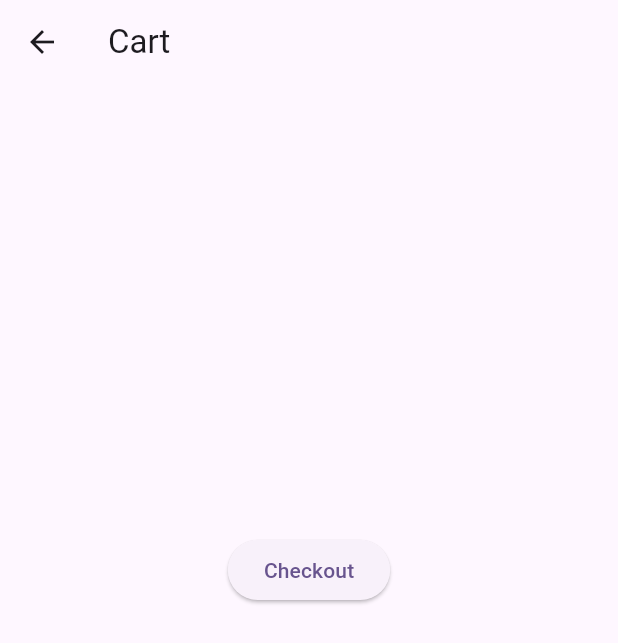
After one commit to byMann/myMarket, a Flutter app: the ViewCart screen opened by its route, after a tap on "Checkout", on a phone screen of 412 x 824 dp. The commit adds this screen. Shown: the top 643 px of the screen. Run offline on Flutter 3.47's test engine with Material 3 defaults, Android fonts, the phone set to English and light mode, and no system bars; our stand-ins replace image_picker, shared_preferences, sqflite; accounts and stored records are empty; network calls fail.

Commit message:
cart & checkout DONE
minus page pembelian

```diff
--- /dev/null
+++ b/my_market_app/lib/helper/user_helper.dart
@@ -0,0 +1,6 @@
+import 'package:shared_preferences/shared_preferences.dart';
+
+Future<String> checkUser() async {
+  final prefs = await SharedPreferences.getInstance();
+  return prefs.getString("user_id") ?? "";
+}
--- a/my_market_app/lib/main.dart
+++ b/my_market_app/lib/main.dart
@@ -1,5 +1,6 @@
 import 'package:flutter/material.dart';
 import 'package:my_market_app/screen/pembeli/akuncust.dart';
+import 'package:my_market_app/screen/pembeli/viewcart.dart';
 import 'package:shared_preferences/shared_preferences.dart';
 
 // Auth
@@ -8,7 +9,6 @@ import 'package:my_market_app/screen/register.dart';
 
 // Pembeli
 import 'package:my_market_app/screen/pembeli/homecustomer.dart';
-import 'package:my_market_app/screen/pembeli/detailproduk.dart';
 import 'package:my_market_app/screen/pembeli/pembelian.dart';
 import 'package:my_market_app/screen/pembeli/chatpembeli.dart';
 
@@ -63,6 +63,7 @@ class MyApp extends StatelessWidget {
         'akunpembeli': (context) => const AkunCust(),
         'pembelian': (context) => const Pembelian(),
         'chatpembeli': (context) => const ChatPembeli(),
+        'cart': (context) => const ViewCart(),
 
         // Penjual
         'homepenjual': (context) => const HomePenjual(),
--- a/my_market_app/lib/screen/pembeli/detailproduk.dart
+++ b/my_market_app/lib/screen/pembeli/detailproduk.dart
@@ -2,7 +2,6 @@ import 'dart:convert';
 import 'package:flutter/material.dart';
 import 'package:http/http.dart' as http;
 import 'package:my_market_app/class/produk.dart';
-import 'package:my_market_app/screen/penjual/editproduk.dart';
 import 'package:intl/intl.dart';
 
 class DetailProduk extends StatefulWidget {
--- /dev/null
+++ b/my_market_app/lib/screen/pembeli/viewcart.dart
@@ -0,0 +1,146 @@
+import 'dart:convert';
+
+import 'package:flutter/material.dart';
+import 'package:http/http.dart' as http;
+import 'package:my_market_app/helper/cart.dart';
+import 'package:my_market_app/helper/user_helper.dart';
+import 'package:intl/intl.dart';
+
+
+class ViewCart extends StatefulWidget {
+  const ViewCart({super.key});
+
+  @override
+  State<ViewCart> createState() => _ViewCartState();
+}
+
+class _ViewCartState extends State<ViewCart> {
+  final dbHelper = DatabaseHelper.instance;
+  List? _rsCart;
+
+  final currencyFormat = NumberFormat.currency(locale: 'id_ID', symbol: 'Rp');
+
+  Future<String> _bacaData() async {
+    _rsCart = (await dbHelper.viewCart())!;
+    setState(() {});
+
+    if (_rsCart == null) {
+      throw Exception('Failed to load data');
+    } else {
+      return "sukses";
+    }
+  }
+
+  @override
+  void initState() {
+    _bacaData();
+  }
+
+  Widget _itemCart(index) {
+    int jumlah = _rsCart?[index]['jumlah'] ?? 0;
+    int harga = _rsCart?[index]['harga'] ?? 0;
+    int total = jumlah * harga;
+
+    return Column(
+      children: <Widget>[
+        Text(_rsCart?[index]['nama'] ?? '-'),
+        Text('jumlah = $jumlah'),
+        Text('harga satuan = ${currencyFormat.format(harga)}'),
+        Text('total = ${currencyFormat.format(total)}'),
+        Row(
+          children: [
+            ElevatedButton(
+              onPressed: () {
+                dbHelper
+                    .kurangJumlah(_rsCart?[index]['produk_id'])
+                    .then((value) => _bacaData());
+              },
+              child: Text("-"),
+            ),
+            ElevatedButton(
+              onPressed: () {
+                dbHelper
+                    .tambahJumlah(_rsCart?[index]['produk_id'])
+                    .then((value) => _bacaData());
+              },
+              child: Text("+"),
+            ),
+          ],
+        ),
+        Divider(),
+      ],
+    );
+  }
+
+
+  @override
+  Widget build(BuildContext context) {
+    return Scaffold(
+      appBar: AppBar(title: const Text('Cart')),
+      body: SingleChildScrollView(
+        child: Column(
+          children: <Widget>[
+            Container(
+              height: 300,
+              child:
+                  _rsCart != null
+                      ? ListView.builder(
+                        itemCount: _rsCart?.length,
+                        itemBuilder: (BuildContext ctxt, int index) {
+                          return _itemCart(index);
+                        },
+                      )
+                      : Text('keranjang masih kosong'),
+            ),
+            ElevatedButton(
+              onPressed: () {
+                _submit();
+              },
+              child: Text("Checkout"),
+            ),
+          ],
+        ),
+      ),
+    );
+  }
+
+  void _submit() async {
+    _rsCart = await dbHelper.viewCart();
+    String items = "";
+
+    _rsCart?.forEach((item) {
+      int produkId = item['produk_id'];
+      int jumlah = item['jumlah'];
+      int harga = item['harga'];
+
+      int totalHarga = jumlah * harga;
+
+      items += "$produkId,$jumlah,$totalHarga|";
+    });
+
+    String activeUser = await checkUser(); // return user_id
+
+    final response = await http.post(
+      Uri.parse("https://ubaya.xyz/flutter/160422065/project/checkout.php"),
+      body: {'user_id': activeUser, 'items': items},
+    );
+
+    if (response.statusCode == 200) {
+      Map json = jsonDecode(response.body);
+      if (json['result'] == 'success') {
+        ScaffoldMessenger.of(
+          context,
+        ).showSnackBar(const SnackBar(content: Text('Sukses Checkout')));
+        dbHelper.emptyCart().then((value) => _bacaData());
+      } else {
+        ScaffoldMessenger.of(
+          context,
+        ).showSnackBar(SnackBar(content: Text('Error: ${json['message']}')));
+      }
+    } else {
+      ScaffoldMessenger.of(context).showSnackBar(
+        const SnackBar(content: Text('Gagal terhubung ke server')),
+      );
+    }
+  }
+}
```
Also changed, not shown: my_market_app/lib/class/cart.dart (deleted, +0 -69 lines), my_market_app/lib/helper/cart.dart (added, +101 -0 lines), my_market_app/lib/screen/pembeli/homecustomer.dart (+47 -9 lines).
